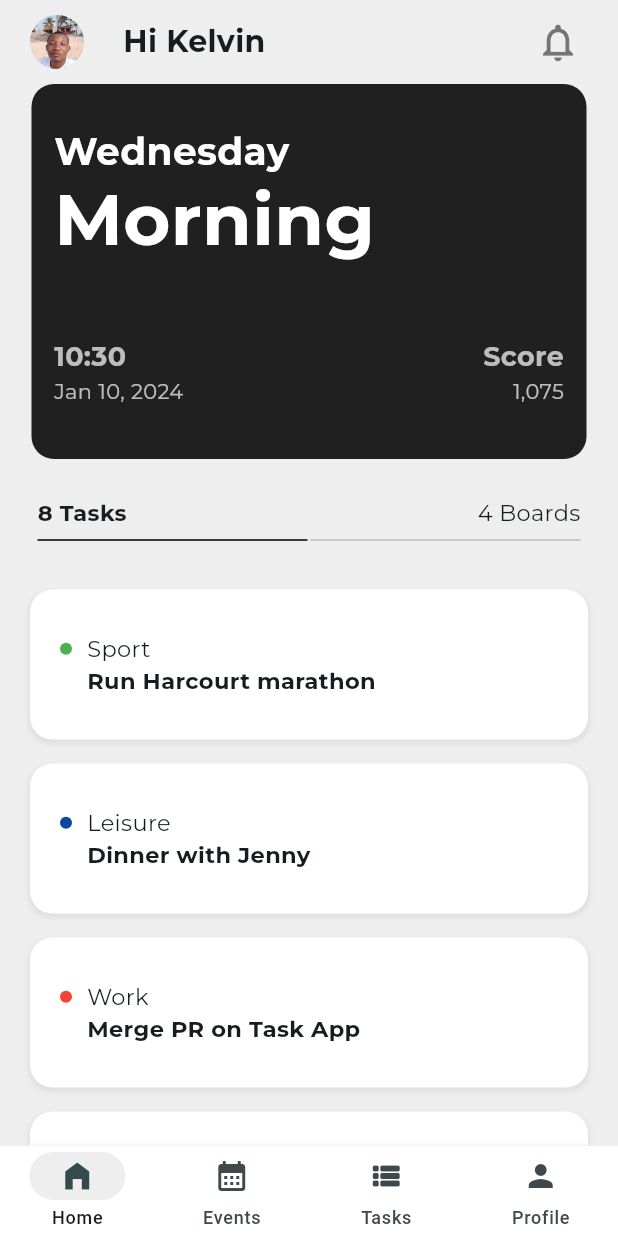
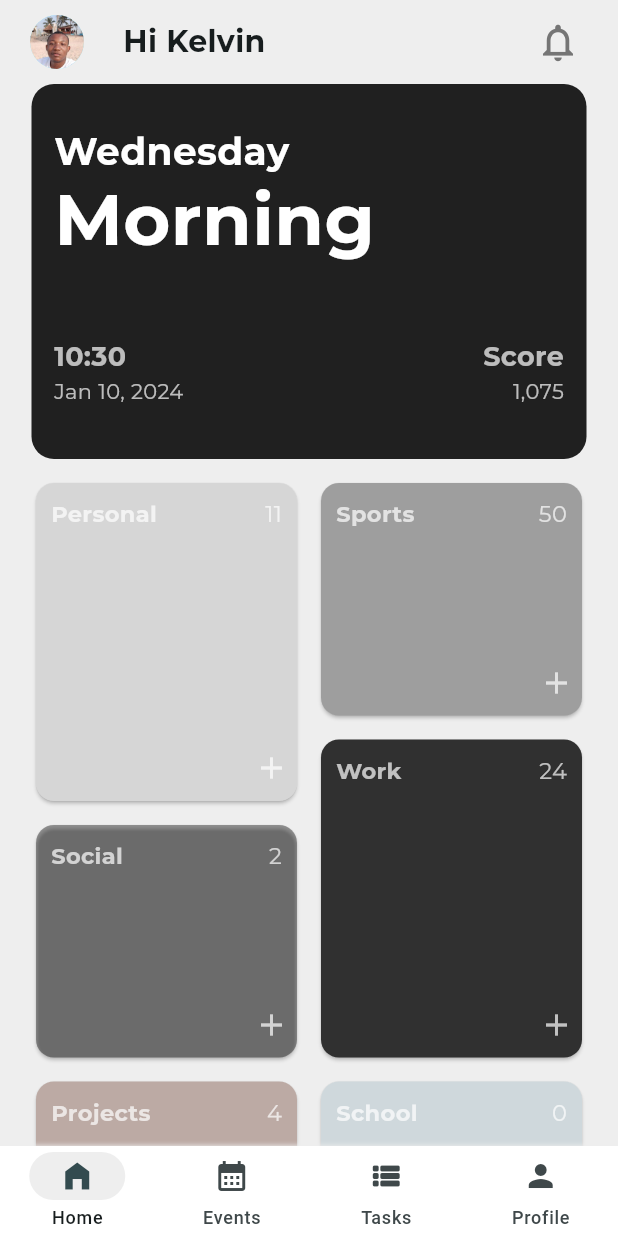
Before and after one commit to KelvinJC/productivo, a Flutter app: the screen it shows once a user with an empty profile is signed in, on a phone screen of 412 x 824 dp. Run offline on Flutter 3.47's test engine with Material 3 defaults, Android fonts, the phone set to English and light mode, and no system bars; our stand-ins replace firebase_auth, firebase_core, flutter_svg, google_fonts, table_calendar; accounts and stored records are empty.

```diff
--- a/lib/homepage.dart
+++ b/lib/homepage.dart
@@ -6,8 +6,68 @@ import 'package:todo/components/greeting_card.dart';
 import 'package:todo/components/todo_list_row.dart';
 import 'package:todo/validation/view_models/login_validation.dart';
 import 'auth/view_models/auth_view_model.dart';
+import 'package:flutter_staggered_grid_view/flutter_staggered_grid_view.dart';
 
+class MyTileWidget extends StatelessWidget {
+  final Color color;
+  final int index;
+  final String text;
+  final String completed;
 
+  MyTileWidget(this.index, this.color, this.text, this.completed);
+
+  @override
+  Widget build(BuildContext context) {
+    return Card(
+      color: color,
+      child: Padding(
+        padding: const EdgeInsets.all(10.0),
+        child: Column(
+          mainAxisAlignment: MainAxisAlignment.spaceBetween,
+          children: [
+            Row(
+              mainAxisAlignment: MainAxisAlignment.spaceBetween,
+              crossAxisAlignment: CrossAxisAlignment.start,
+
+              children: [
+                Text(
+                  text,
+                  style: GoogleFonts.montserrat(
+                    fontSize: 15,
+                    color: Colors.white70,
+                    fontWeight: FontWeight.bold,
+                    // shadows: [
+                    //   const Shadow(
+                    //     offset: Offset(0.0, 0.8), // Set the offset of the shadow
+                    //     blurRadius: 2.0, // Set the blur radius of the shadow
+                    //     color: Colors.grey, // Set the color of the shadow
+                    //   ),
+                    // ],
+                  ),
+                ),
+                Text(
+                  completed,
+                  style: GoogleFonts.montserrat(
+                      fontSize: 15,
+                      color: Colors.white70,
+                      // fontWeight: FontWeight.bold
+                  ),
+                ),
+              ],
+            ),
+            const Padding(
+              padding: EdgeInsets.fromLTRB(135.0,1,0.0,0.0),
+              child: Icon(
+                Icons.add,
+                color: Colors.white70,
+              ),
+            )
+          ],
+        ),
+      ),
+    );
+  }
+}
 
 class HomePage extends StatelessWidget {
   const HomePage({super.key});
@@ -16,7 +76,41 @@ class HomePage extends StatelessWidget {
   Widget build(BuildContext context) {
     FirebaseAuthViewModel authViewModel = context.watch<FirebaseAuthViewModel>();
     LoginValidationViewModel loginValidationViewModel = context.watch<LoginValidationViewModel>();
+    List colors = [
+      (Colors.grey[350]),
+      (Colors.grey),
+      (Colors.grey[850]),
+      (Colors.black38),
+      (Colors.brown[200]),
+      (Colors.blueGrey[100]),
+      (Colors.grey),
+      (Colors.grey[350]),
+      (Colors.black),
+    ];
 
+    List text = [
+      'Personal',
+      'Sports',
+      'Work',
+      'Social',
+      'Projects',
+      'School',
+      'Study',
+      'Purchase',
+      'Entertainment',
+      'Finance',
+    ];
+
+    List  completedTasks = [
+      '11',
+      '50',
+      '24',
+      '2',
+      '4',
+      '0',
+      '1',
+      '78'
+    ];
 
     return Scaffold(
       backgroundColor: Colors.grey[200],
@@ -24,13 +118,13 @@ class HomePage extends StatelessWidget {
         backgroundColor: Colors.grey[200],
         surfaceTintColor: Colors.transparent,
         leading: Padding(
-          padding: EdgeInsets.only(left: 20.0),
+          padding: const EdgeInsets.only(left: 20.0),
           child: GestureDetector(
             onTap: () {
               loginValidationViewModel.changeUserLoggedOut();
               authViewModel.signOut();
             },
-            child: CircleAvatar(
+            child: const CircleAvatar(
               radius: 50,
               backgroundImage: AssetImage('assets/images/beach3.png'),
             ),
@@ -42,8 +136,8 @@ class HomePage extends StatelessWidget {
             child: Text(
               'Hi Kelvin',
               style: GoogleFonts.montserrat(
-                  fontSize: 20,
-                  fontWeight: FontWeight.bold
+                fontSize: 20,
+                fontWeight: FontWeight.bold
               ),
             ),
           ),
@@ -107,68 +201,84 @@ class HomePage extends StatelessWidget {
       body: Column(
         children: [
           GreetUserCard(),
-          SizedBox(height: 25,),
-          Padding(
-            padding: const EdgeInsets.symmetric(horizontal: 25.0,),
-            child: Column(
-              // mainAxisAlignment: MainAxisAlignment.start,
-              children: [
-                Row(
-                  mainAxisAlignment: MainAxisAlignment.spaceBetween,
-                  children: [
-                    Text(
-                      '8 Tasks',
-                      style: GoogleFonts.montserrat(
-                          fontSize: 15,
-                          fontWeight: FontWeight.bold // normal if unselected
-                      ),
-                    ),
-                    Text(
-                      '4 Boards',
-                      style: GoogleFonts.montserrat(
-                        fontSize: 15,
-                        // fontWeight: FontWeight.bold
-                      ),
-                    ),
-                  ],
+          // SizedBox(height: 25,),
+          // Padding(
+          //   padding: const EdgeInsets.symmetric(horizontal: 25.0,),
+          //   child: Column(
+          //     // mainAxisAlignment: MainAxisAlignment.start,
+          //     children: [
+          //       Row(
+          //         mainAxisAlignment: MainAxisAlignment.spaceBetween,
+          //         children: [
+          //           Text(
+          //             '8 Tasks',
+          //             style: GoogleFonts.montserrat(
+          //                 fontSize: 15,
+          //                 fontWeight: FontWeight.bold // normal if unselected
+          //             ),
+          //           ),
+          //           Text(
+          //             '4 Boards',
+          //             style: GoogleFonts.montserrat(
+          //               fontSize: 15,
+          //               // fontWeight: FontWeight.bold
+          //             ),
+          //           ),
+          //         ],
+          //       ),
+          //
+          //       // tab switch imitation
+          //       Row(
+          //         mainAxisAlignment: MainAxisAlignment.spaceBetween,
+          //         children: [
+          //           const SizedBox(
+          //             width: 180,
+          //               child: Divider(color: Colors.black,) // switches colour based on selection of tasks or boards
+          //           ),
+          //           SizedBox(
+          //               width: 180,
+          //               child: Divider(color: Colors.grey[400],)
+          //           ),
+          //         ],
+          //       )
+          //     ],
+          //   ),
+          // ),
+          const SizedBox(height: 12,),
+          Expanded(
+            child: Padding(
+              padding: const EdgeInsets.symmetric(horizontal: 20.0),
+              child: StaggeredGridView.countBuilder(
+                crossAxisCount: 2, // Number of columns
+                itemCount: 8, // Number of items
+                itemBuilder: (BuildContext context, int index) => MyTileWidget(index, colors[index], text[index], completedTasks[index]),
+                staggeredTileBuilder: (int index) => StaggeredTile.count(
+                  1, // Width of the tile
+                  index.isEven ? 1.2 : 0.9, // Height of the tile
                 ),
-
-                // tab switch imitation
-                Row(
-                  mainAxisAlignment: MainAxisAlignment.spaceBetween,
-                  children: [
-                    SizedBox(
-                      width: 180,
-                        child: Divider(color: Colors.black,) // switches colour based on selection of tasks or boards
-                    ),
-                    SizedBox(
-                        width: 180,
-                        child: Divider(color: Colors.grey[400],)
-                    ),
-                  ],
-                )
-              ],
+                mainAxisSpacing: 8.0, // Spacing between tiles vertically
+                crossAxisSpacing: 8.0, // Spacing between tiles horizontally
+              ),
             ),
           ),
-          SizedBox(height: 20,),
-          Expanded(
-            child: ListView.separated(
-                padding: EdgeInsets.only(top: 5.0, bottom: 15.0),
-                itemBuilder: (context, index) {
-                  return Padding(
-                    padding: const EdgeInsets.symmetric(horizontal: 20.0),
-                    child: TodoListRow(index: index),
-                  );
-                },
-                separatorBuilder: (context, index) => Padding(
-                  padding: const EdgeInsets.symmetric(horizontal: 20.0),
-                  child: Divider(
-                    color: Colors.grey[200],
-                  ),
-                ),
-                itemCount: 10
-            ),
-          ),
+          // Expanded(
+          //   child: ListView.separated(
+          //       padding: EdgeInsets.only(top: 5.0, bottom: 15.0),
+          //       itemBuilder: (context, index) {
+          //         return Padding(
+          //           padding: const EdgeInsets.symmetric(horizontal: 20.0),
+          //           child: TodoListRow(index: index),
+          //         );
+          //       },
+          //       separatorBuilder: (context, index) => Padding(
+          //         padding: const EdgeInsets.symmetric(horizontal: 20.0),
+          //         child: Divider(
+          //           color: Colors.grey[200],
+          //         ),
+          //       ),
+          //       itemCount: 10
+          //   ),
+          // ),
 
         ],
       ),
--- a/pubspec.yaml
+++ b/pubspec.yaml
@@ -30,7 +30,7 @@ environment:
 dependencies:
   flutter:
     sdk: flutter
-
+  flutter_staggered_grid_view: ^0.4.0
 
   # The following adds the Cupertino Icons font to your application.
   # Use with the CupertinoIcons class for iOS style icons.
```
Also changed, not shown: pubspec.lock.
